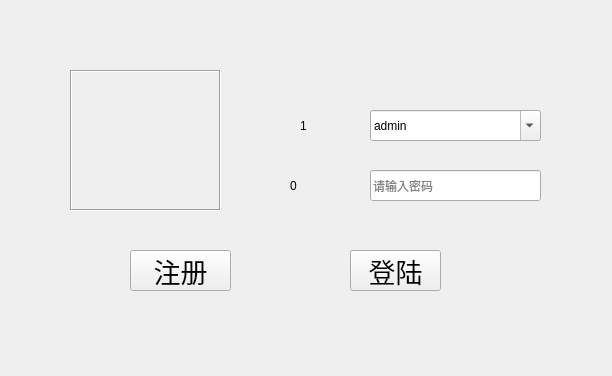
Old version of the form Restaurant/logindialog.ui in the repository PG98/2017SepQt.
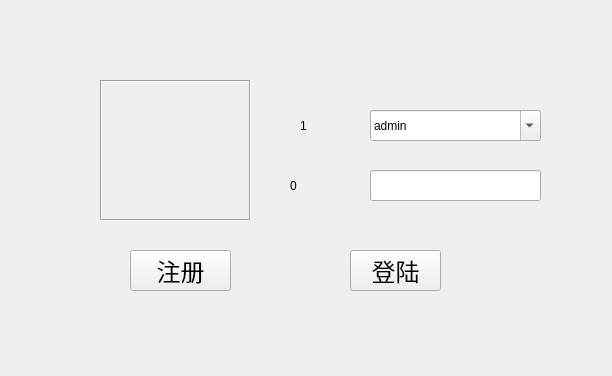
New version of the form. Icons and pictures are not drawn.

Diff of the .ui file:
```diff
--- a/Restaurant/logindialog.ui
+++ b/Restaurant/logindialog.ui
@@ -19,8 +19,8 @@
    </property>
    <property name="geometry">
     <rect>
-     <x>70</x>
-     <y>70</y>
+     <x>100</x>
+     <y>80</y>
      <width>151</width>
      <height>141</height>
     </rect>
@@ -50,9 +50,7 @@
    <property name="font">
     <font>
      <family>Libian SC</family>
-     <pointsize>20</pointsize>
-     <weight>50</weight>
-     <bold>false</bold>
+     <pointsize>18</pointsize>
     </font>
    </property>
    <property name="text">
@@ -80,9 +78,7 @@
    <property name="font">
     <font>
      <family>Libian SC</family>
-     <pointsize>20</pointsize>
-     <weight>50</weight>
-     <bold>false</bold>
+     <pointsize>18</pointsize>
     </font>
    </property>
    <property name="focusPolicy">
@@ -141,9 +137,6 @@
      <height>31</height>
     </rect>
    </property>
-   <property name="placeholderText">
-    <string>请输入密码</string>
-   </property>
   </widget>
   <widget class="QLabel" name="pwdLabel">
    <property name="geometry">
```
Left out of the diff: 11 changed lines with no effect on the pictures.
